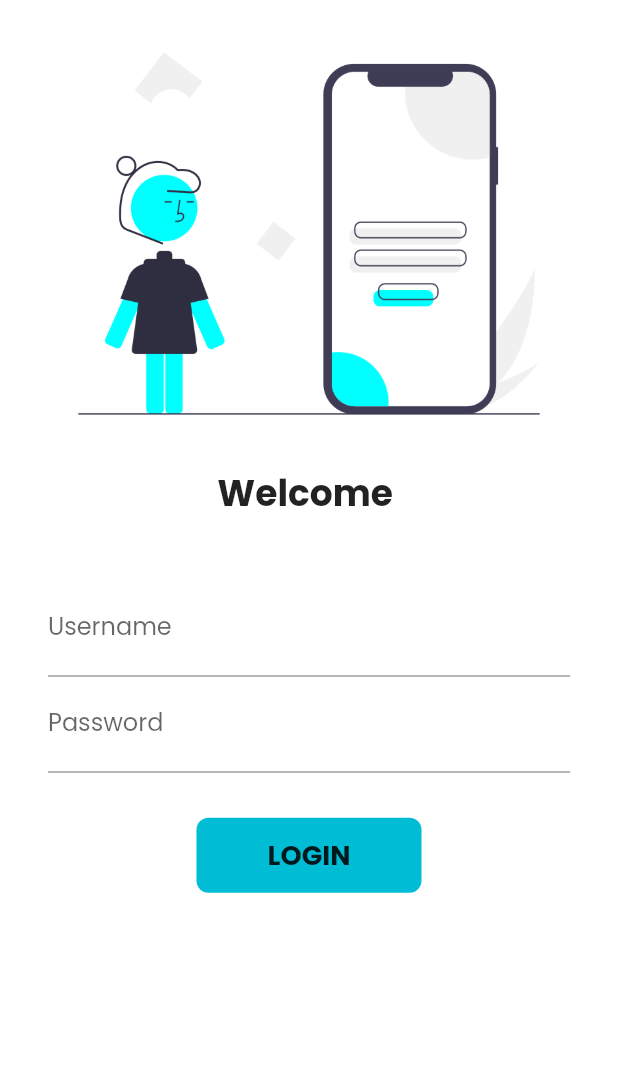
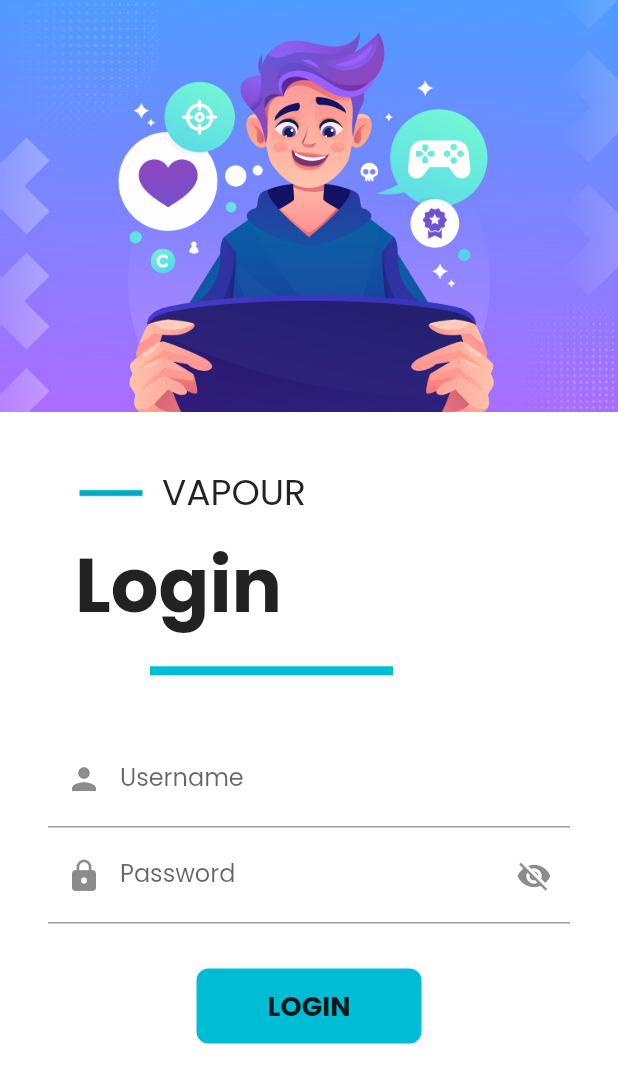
Before and after one commit to notnayan/Vapour--Flutter, a Flutter app: the LoginPage screen opened by its route, on a phone screen of 412 x 824 dp. Shown: the top 1083 px of the screen. Run offline on Flutter 3.47's test engine with Material 2 defaults, Android fonts, the phone set to English and light mode, and no system bars; our stand-ins replace google_fonts, hidden_drawer_menu.

Commit message:
Added drawer and beautified loginpage

```diff
--- a/lib/main.dart
+++ b/lib/main.dart
@@ -22,7 +22,7 @@ class MyApp extends StatelessWidget {
         fontFamily: GoogleFonts.poppins().fontFamily
       ),
       routes: {
-        "/": (context)=> const LoginPage(),
+        "/": (context)=> const HomePage(),
         Routes.homeRoute:(context) => const HomePage(),
         Routes.loginRoute:(context) => const LoginPage(),
       },
--- a/lib/pages/login_page.dart
+++ b/lib/pages/login_page.dart
@@ -12,6 +12,7 @@ class LoginPage extends StatefulWidget {
 class _LoginPageState extends State<LoginPage> {
   String name = "";
   bool changeButton = false;
+  bool _isPasswordVisible = false;
 
   final _formKey = GlobalKey<FormState>();
 
@@ -38,16 +39,51 @@ class _LoginPageState extends State<LoginPage> {
           child: Column(
             children: [
               Image.asset(
-                "assets/images/login.png",
+                "assets/images/login.jpg",
                 fit: BoxFit.cover,
               ),
-              Text(
-                "Welcome $name",
-                style:
-                    const TextStyle(fontSize: 24, fontWeight: FontWeight.bold),
+              const SizedBox(
+                height: 30,
+              ),
+              Padding(
+                padding: const EdgeInsets.symmetric(horizontal: 50),
+                child: Align(
+                  alignment: Alignment.topLeft,
+                  child: Row(
+                    children: [
+                      Image.asset("assets/images/line.png"),
+                      const SizedBox(
+                        width: 10,
+                      ),
+                      const Text(
+                        "VAPOUR",
+                        style: TextStyle(
+                            fontSize: 24, fontWeight: FontWeight.normal),
+                      ),
+                    ],
+                  ),
+                ),
+              ),
+              const Padding(
+                padding: EdgeInsets.symmetric(horizontal: 50),
+                child: Align(
+                  alignment: Alignment.centerLeft,
+                  child: Text(
+                    "Login",
+                    style: TextStyle(fontSize: 50, fontWeight: FontWeight.bold),
+                  ),
+                ),
+              ),
+              const Padding(
+                padding: EdgeInsets.fromLTRB(100, 2, 150, 2),
+                child: Divider(
+                  color: Colors.cyan,
+                  height: 35,
+                  thickness: 6,
+                ),
               ),
               const SizedBox(
-                height: 24,
+                height: 5,
               ),
               Padding(
                 padding: const EdgeInsets.symmetric(
@@ -56,7 +92,9 @@ class _LoginPageState extends State<LoginPage> {
                   children: [
                     TextFormField(
                       decoration: const InputDecoration(
-                          hintText: "Enter username", labelText: "Username"),
+                          prefixIcon: Icon(Icons.person),
+                          hintText: "Enter username",
+                          labelText: "Username"),
                       validator: (value) {
                         if (value!.isEmpty) {
                           return "Username cannot be empty!";
@@ -69,9 +107,24 @@ class _LoginPageState extends State<LoginPage> {
                       },
                     ),
                     TextFormField(
-                      obscureText: true,
-                      decoration: const InputDecoration(
-                          hintText: "Enter password", labelText: "Password"),
+                      obscureText: !_isPasswordVisible,
+                      decoration: InputDecoration(
+                        prefixIcon: const Icon(Icons.lock),
+                        suffixIcon: GestureDetector(
+                          onTap: () {
+                            setState(() {
+                              _isPasswordVisible = !_isPasswordVisible;
+                            });
+                          },
+                          child: Icon(
+                            _isPasswordVisible
+                                ? Icons.visibility
+                                : Icons.visibility_off,
+                          ),
+                        ),
+                        hintText: "Enter password",
+                        labelText: "Password",
+                      ),
                       validator: (value) {
                         if (value!.isEmpty) {
                           return "Password cannot be empty!";
--- a/pubspec.yaml
+++ b/pubspec.yaml
@@ -36,6 +36,7 @@ dependencies:
   # Use with the CupertinoIcons class for iOS style icons.
   cupertino_icons: ^1.0.2
   google_fonts: ^5.1.0
+  hidden_drawer_menu: ^3.0.1
 
 dev_dependencies:
   flutter_test:
```
Also changed, not shown: lib/pages/home_page.dart (+5 -6 lines), lib/widgets/drawer.dart (added, +77 -0 lines), lib/widgets/hidden_drawer.dart (added, +52 -0 lines), assets/images/headshot.png (added), assets/images/line.png (added), assets/images/login.jpg (added), assets/images/login.png (deleted), pubspec.lock.
